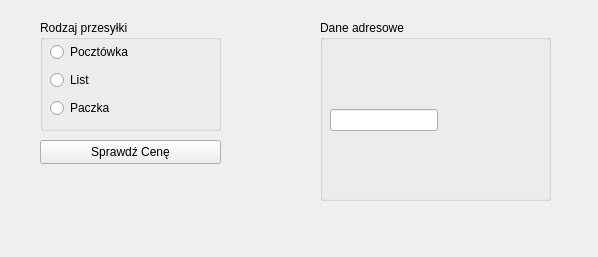
CzytelnyNick/egzaminacyjneUi, file zadanieEgzaminacyjne.ui: the form before one commit.
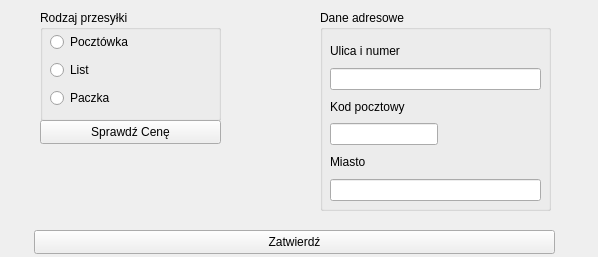
The form after the commit.

```diff
--- a/zadanieEgzaminacyjne.ui
+++ b/zadanieEgzaminacyjne.ui
@@ -2,6 +2,12 @@
 <ui version="4.0">
  <class>NadajPrzesylke</class>
  <widget class="QWidget" name="NadajPrzesylke">
+  <property name="windowModality">
+   <enum>Qt::NonModal</enum>
+  </property>
+  <property name="enabled">
+   <bool>true</bool>
+  </property>
   <property name="geometry">
    <rect>
     <x>0</x>
@@ -13,11 +19,14 @@
   <property name="windowTitle">
    <string>Nadaj Przesyłke, Pesel: 00000000000</string>
   </property>
+  <property name="styleSheet">
+   <string notr="true"/>
+  </property>
   <widget class="QGroupBox" name="groupBox">
    <property name="geometry">
     <rect>
      <x>40</x>
-     <y>20</y>
+     <y>10</y>
      <width>181</width>
      <height>111</height>
     </rect>
@@ -25,13 +34,16 @@
    <property name="title">
     <string>Rodzaj przesyłki</string>
    </property>
+   <property name="flat">
+    <bool>false</bool>
+   </property>
    <widget class="QWidget" name="verticalLayoutWidget">
     <property name="geometry">
      <rect>
       <x>10</x>
       <y>20</y>
       <width>160</width>
-      <height>80</height>
+      <height>81</height>
      </rect>
     </property>
     <layout class="QVBoxLayout" name="verticalLayout">
@@ -72,9 +84,9 @@
    <property name="geometry">
     <rect>
      <x>320</x>
-     <y>20</y>
+     <y>10</y>
      <width>231</width>
-     <height>181</height>
+     <height>201</height>
     </rect>
    </property>
    <property name="title">
@@ -86,19 +98,70 @@
       <x>10</x>
       <y>30</y>
       <width>211</width>
-      <height>141</height>
+      <height>161</height>
      </rect>
     </property>
     <layout class="QVBoxLayout" name="verticalLayout_2">
      <item>
-      <widget class="QLineEdit" name="lineEdit">
-       <property name="sizePolicy">
-        <sizepolicy hsizetype="Fixed" vsizetype="Fixed">
-         <horstretch>0</horstretch>
-         <verstretch>0</verstretch>
-        </sizepolicy>
-       </property>
-      </widget>
+      <layout class="QVBoxLayout" name="verticalLayout_3">
+       <item>
+        <widget class="QLabel" name="label_3">
+         <property name="text">
+          <string>Ulica i numer</string>
+         </property>
+        </widget>
+       </item>
+       <item>
+        <widget class="QLineEdit" name="lineEdit_2"/>
+       </item>
+      </layout>
+     </item>
+     <item>
+      <layout class="QVBoxLayout" name="verticalLayout_4">
+       <item>
+        <widget class="QLabel" name="label_2">
+         <property name="text">
+          <string>Kod pocztowy</string>
+         </property>
+        </widget>
+       </item>
+       <item>
+        <widget class="QLineEdit" name="lineEdit">
+         <property name="sizePolicy">
+          <sizepolicy hsizetype="Fixed" vsizetype="Fixed">
+           <horstretch>0</horstretch>
+           <verstretch>0</verstretch>
+          </sizepolicy>
+         </property>
+         <property name="cursor">
+          <cursorShape>IBeamCursor</cursorShape>
+         </property>
+         <property name="inputMethodHints">
+          <set>Qt::ImhFormattedNumbersOnly</set>
+         </property>
+         <property name="inputMask">
+          <string/>
+         </property>
+         <property name="text">
+          <string/>
+         </property>
+        </widget>
+       </item>
+      </layout>
+     </item>
+     <item>
+      <layout class="QVBoxLayout" name="verticalLayout_5">
+       <item>
+        <widget class="QLabel" name="label">
+         <property name="text">
+          <string>Miasto</string>
+         </property>
+        </widget>
+       </item>
+       <item>
+        <widget class="QLineEdit" name="lineEdit_3"/>
+       </item>
+      </layout>
      </item>
     </layout>
    </widget>
@@ -107,7 +170,7 @@
    <property name="geometry">
     <rect>
      <x>40</x>
-     <y>140</y>
+     <y>120</y>
      <width>181</width>
      <height>24</height>
     </rect>
@@ -115,6 +178,51 @@
    <property name="text">
     <string>Sprawdź Cenę</string>
    </property>
+   <property name="autoDefault">
+    <bool>false</bool>
+   </property>
+   <property name="default">
+    <bool>false</bool>
+   </property>
+   <property name="flat">
+    <bool>false</bool>
+   </property>
+  </widget>
+  <widget class="QPushButton" name="pushButton_2">
+   <property name="geometry">
+    <rect>
+     <x>34</x>
+     <y>230</y>
+     <width>521</width>
+     <height>24</height>
+    </rect>
+   </property>
+   <property name="contextMenuPolicy">
+    <enum>Qt::DefaultContextMenu</enum>
+   </property>
+   <property name="acceptDrops">
+    <bool>false</bool>
+   </property>
+   <property name="styleSheet">
+    <string notr="true"/>
+   </property>
+   <property name="text">
+    <string>Zatwierdź</string>
+   </property>
+   <property name="autoRepeat">
+    <bool>false</bool>
+   </property>
+  </widget>
+  <widget class="QWidget" name="horizontalLayoutWidget">
+   <property name="geometry">
+    <rect>
+     <x>39</x>
+     <y>149</y>
+     <width>231</width>
+     <height>71</height>
+    </rect>
+   </property>
+   <layout class="QHBoxLayout" name="images"/>
   </widget>
  </widget>
  <resources/>
```
Left out of the diff: 23 changed lines with no effect on the pictures.
